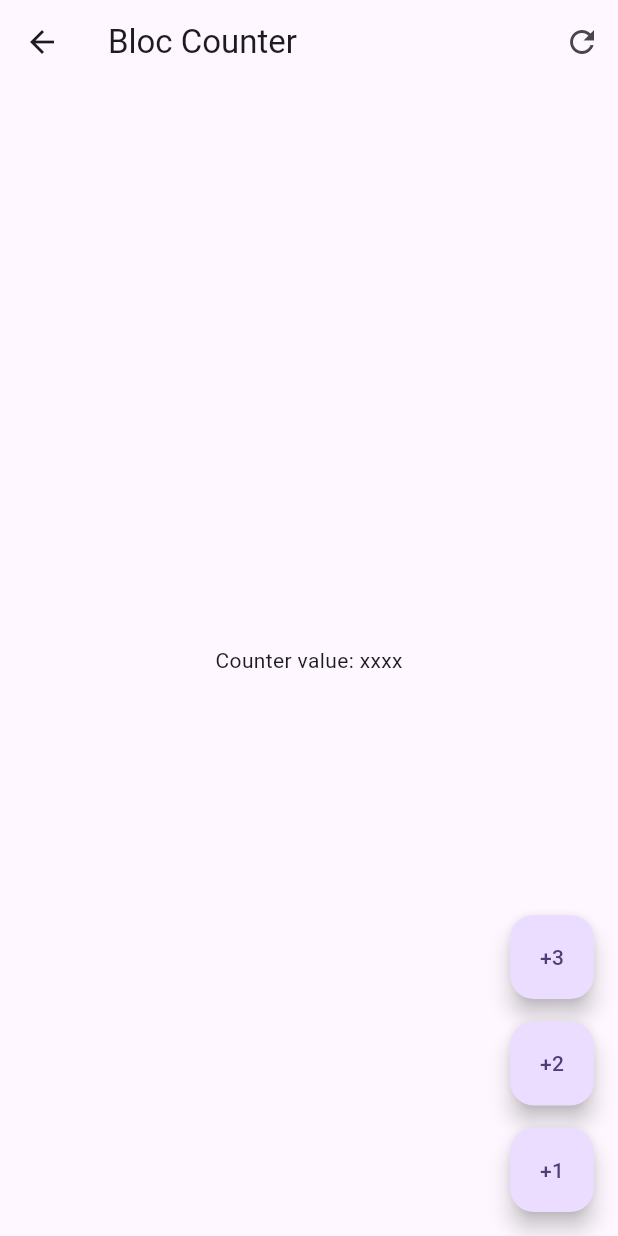
After one commit to gB3rnard/forms_app, a Flutter app: the BlocCounterScreen screen opened directly, on a phone screen of 412 x 824 dp. The commit adds this screen. Run offline on Flutter 3.47's test engine with Material 3 defaults, Android fonts, the phone set to English and light mode, and no system bars; our stand-ins replace go_router.

Commit message:
creado archivo blocCounter screen y añadido a rachivo de barril screens

```diff
--- /dev/null
+++ b/lib/presentation/screens/bloc_counter_screen.dart
@@ -0,0 +1,57 @@
+import 'package:flutter/material.dart';
+
+
+class BlocCounterScreen extends StatelessWidget {
+  const BlocCounterScreen({super.key});
+
+  @override
+  Widget build(BuildContext context) {
+    return Scaffold(
+      appBar: AppBar(
+        title: const Text('Bloc Counter'),
+        actions: [
+          IconButton(
+            onPressed: () => {},
+            icon: const Icon(Icons.refresh_outlined
+          ),
+          )
+        ],
+      ),
+      body: const Center(
+        child: Text('Counter value: xxxx'),
+
+      ),
+      floatingActionButton: Column(
+        mainAxisAlignment: MainAxisAlignment.end,
+        children: [
+          FloatingActionButton(
+            heroTag: '1',
+            child: const Text('+3'),
+            onPressed: () => {}
+          ),
+
+          const SizedBox(
+            height: 15,
+          ),
+
+          FloatingActionButton(
+            heroTag: '2',
+            child: const Text('+2'),
+            onPressed: () => {}
+          ),
+
+          const SizedBox(
+            height: 15,
+          ),
+
+          FloatingActionButton(
+            heroTag: '3',
+            child: const Text('+1'),
+            onPressed: () => {}
+          ),
+
+        ],
+      ),
+    );
+  }
+}
--- a/lib/presentation/screens/screens.dart
+++ b/lib/presentation/screens/screens.dart
@@ -1,2 +1,3 @@
 export 'home_screen.dart';
 export 'cubit_counter_screen.dart';
+export 'bloc_counter_screen.dart';
```
